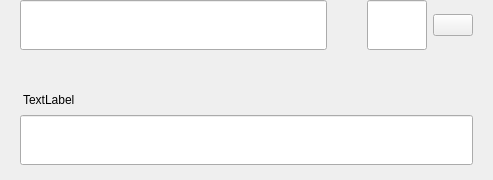
First picture: the form in src/qt/bltg/forms/sendmultirow.ui, repository minerric/BLTG, before the edit.
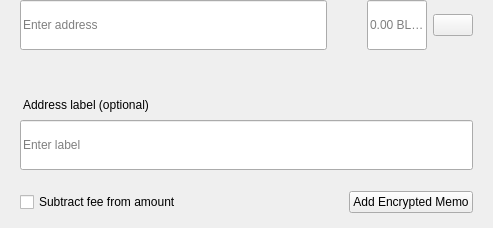
Second picture: the form after the edit.

The edit to the form file:
```diff
--- a/src/qt/bltg/forms/sendmultirow.ui
+++ b/src/qt/bltg/forms/sendmultirow.ui
@@ -7,7 +7,7 @@
     <x>0</x>
     <y>0</y>
     <width>493</width>
-    <height>180</height>
+    <height>228</height>
    </rect>
   </property>
   <property name="minimumSize">
@@ -140,6 +140,9 @@
               <height>50</height>
              </size>
             </property>
+            <property name="placeholderText">
+             <string>Enter address</string>
+            </property>
            </widget>
           </item>
          </layout>
@@ -194,6 +197,9 @@
           <property name="alignment">
            <set>Qt::AlignLeading|Qt::AlignLeft|Qt::AlignVCenter</set>
           </property>
+          <property name="placeholderText">
+           <string notr="true">0.00 BLTG</string>
+          </property>
          </widget>
         </item>
         <item>
@@ -287,7 +293,7 @@
 padding:0px;</string>
         </property>
         <property name="text">
-         <string>TextLabel</string>
+         <string>Address label (optional)</string>
         </property>
        </widget>
       </item>
@@ -305,6 +311,73 @@
           <height>50</height>
          </size>
         </property>
+        <property name="placeholderText">
+         <string>Enter label</string>
+        </property>
+       </widget>
+      </item>
+      <item>
+       <spacer name="verticalSpacer_2">
+        <property name="orientation">
+         <enum>Qt::Vertical</enum>
+        </property>
+        <property name="sizeType">
+         <enum>QSizePolicy::Fixed</enum>
+        </property>
+        <property name="sizeHint" stdset="0">
+         <size>
+          <width>20</width>
+          <height>15</height>
+         </size>
+        </property>
+       </spacer>
+      </item>
+      <item>
+       <widget class="QWidget" name="containerMemo" native="true">
+        <layout class="QHBoxLayout" name="horizontalLayout_5">
+         <property name="leftMargin">
+          <number>0</number>
+         </property>
+         <property name="topMargin">
+          <number>0</number>
+         </property>
+         <property name="rightMargin">
+          <number>0</number>
+         </property>
+         <property name="bottomMargin">
+          <number>0</number>
+         </property>
+         <item>
+          <widget class="QCheckBox" name="checkboxSubtractFeeFromAmount">
+           <property name="toolTip">
+            <string>The fee will be deducted from the amount being sent. The recipient will receive less BLTG than you enter in the amount field. If multiple recipients are selected, the fee is split equally.</string>
+           </property>
+           <property name="text">
+            <string>Subtract fee from amount</string>
+           </property>
+          </widget>
+         </item>
+         <item>
+          <spacer name="horizontalSpacer">
+           <property name="orientation">
+            <enum>Qt::Horizontal</enum>
+           </property>
+           <property name="sizeHint" stdset="0">
+            <size>
+             <width>40</width>
+             <height>20</height>
+            </size>
+           </property>
+          </spacer>
+         </item>
+         <item>
+          <widget class="QPushButton" name="btnAddMemo">
+           <property name="text">
+            <string notr="true">Add Encrypted Memo</string>
+           </property>
+          </widget>
+         </item>
+        </layout>
        </widget>
       </item>
      </layout>
```
Left out of the diff: 2 changed lines with no effect on the pictures.
